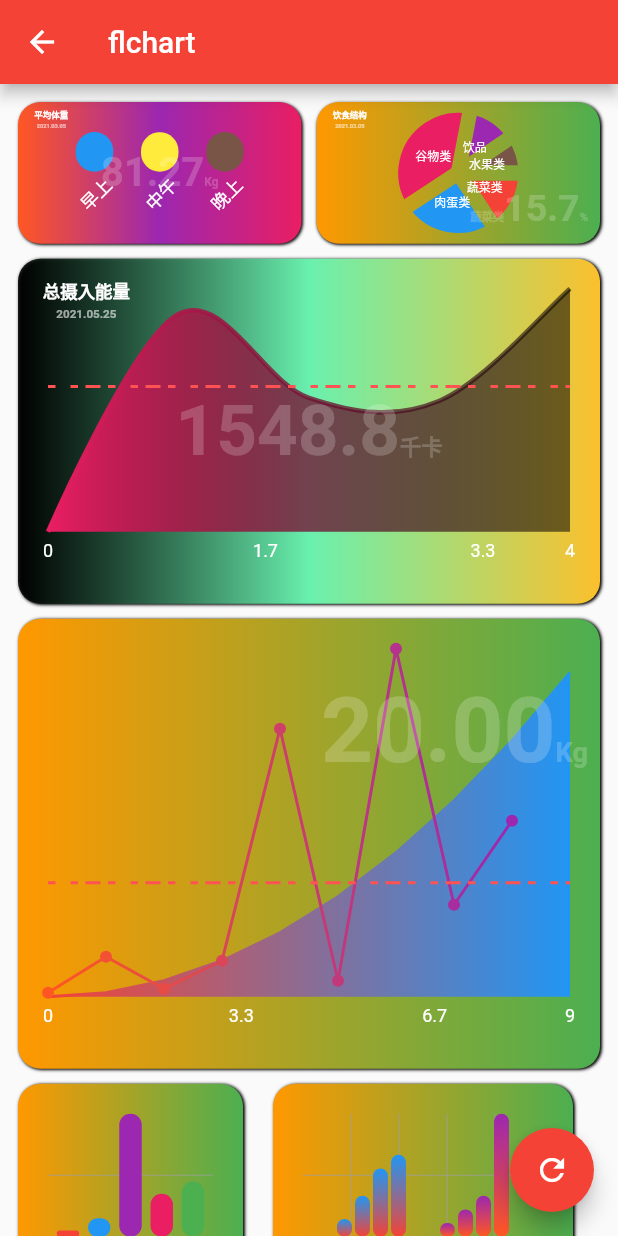
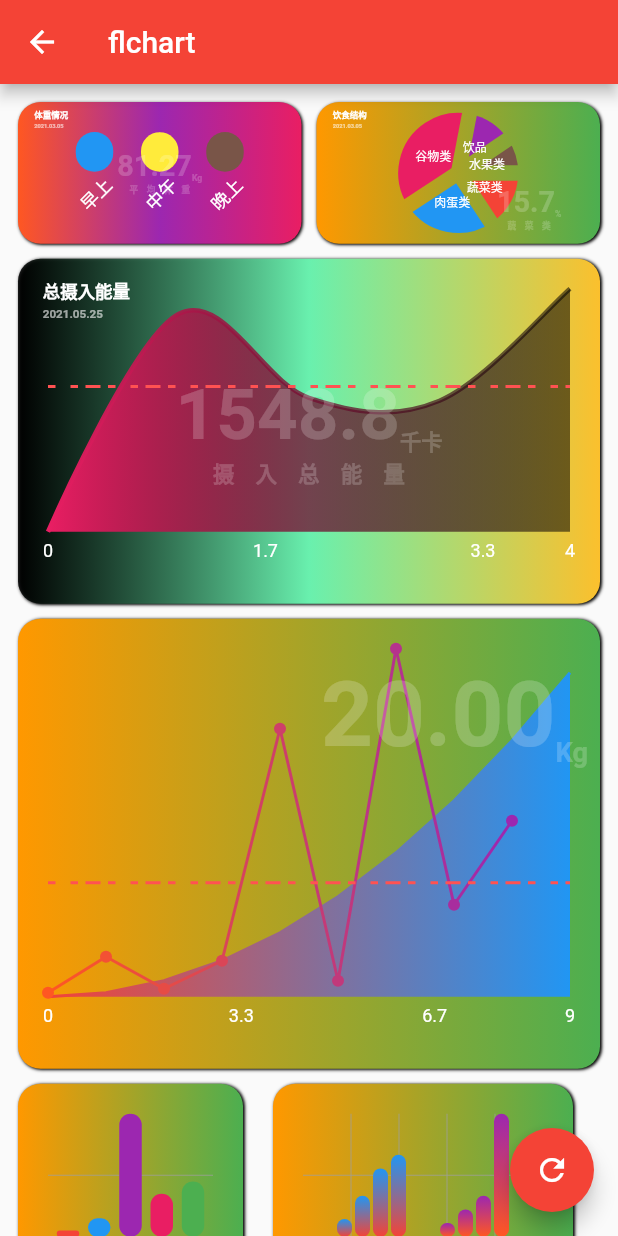
Before and after one commit to youht88/eflutter, a Flutter app: the FlchartView screen opened by its route, on a phone screen of 412 x 824 dp. Run offline on Flutter 3.47's test engine with Material 2 defaults, Android fonts, the phone set to English and light mode, and no system bars; drawn by our look-alikes of fl_chart; our stand-ins replace flutter_svg, font_awesome_flutter, get, get_storage, percent_indicator, qr_flutter and 3 more; missing offline and left inert: auto_size_text_pk, barcode_scan2, crypton, flutter_echarts, matrix4_transform, steel_crypt; accounts and stored records are empty.

Commit message:
beautify ReportWidget

```diff
--- a/lib/comm/components/reportWidget/reportWidget_screen.dart
+++ b/lib/comm/components/reportWidget/reportWidget_screen.dart
@@ -46,7 +46,7 @@ class ReportWidget extends GetView<ReportWidgetController> {
                       //color: Colors.grey,
                       child: FittedBox(
                         child: Column(
-                          //crossAxisAlignment: CrossAxisAlignment.start,
+                          crossAxisAlignment: CrossAxisAlignment.start,
                           children: [
                             Text("$title",
                                 style: TextStyle(
@@ -79,27 +79,30 @@ class ReportWidget extends GetView<ReportWidgetController> {
                       child: Padding(
                         padding: const EdgeInsets.all(8.0),
                         child: FittedBox(
-                          child: RichText(
-                              text: TextSpan(children: [
-                            TextSpan(
-                                text: "$type",
+                          child: Column(
+                            children: [
+                              Row(
+                                  crossAxisAlignment: CrossAxisAlignment.end,
+                                  children: [
+                                    Text("$value",
+                                        style: TextStyle(
+                                            color: Colors.white,
+                                            fontSize: 40,
+                                            fontWeight: FontWeight.bold)),
+                                    Text("$unit",
                                         style: TextStyle(
                                             color: Colors.white,
                                             fontSize: 12,
                                             fontWeight: FontWeight.bold)),
-                            TextSpan(
-                                text: "$value",
-                                style: TextStyle(
-                                    color: Colors.white,
-                                    fontSize: 40,
-                                    fontWeight: FontWeight.bold)),
-                            TextSpan(
-                                text: "$unit",
+                                  ]),
+                              Text("$type",
                                   style: TextStyle(
                                       color: Colors.white,
                                       fontSize: 12,
+                                      letterSpacing: 12,
                                       fontWeight: FontWeight.bold)),
-                          ])),
+                            ],
+                          ),
                         ),
                       ),
                     ),
--- a/lib/pages/flchart.dart
+++ b/lib/pages/flchart.dart
@@ -77,9 +77,9 @@ class FlchartView extends StatelessWidget {
                                         data: [c.data1],
                                         colors: [c.data1_colors],
                                         titles: c.data1_titles),
-                                    title: "平均体重",
+                                    title: "体重情况",
                                     subTitle: "2021.03.05",
-                                    type: '',
+                                    type: '平均体重',
                                     value: MathUtil.stat(x.data1)["avg"]!
                                         .toPrecision(2)
                                         .toString(),
@@ -153,7 +153,7 @@ class FlchartView extends StatelessWidget {
                               [Colors.pink, Colors.black54]
                             ],
                             title: ""),
-                        type: '',
+                        type: '摄入总能量',
                         value: MathUtil.stat(
                           c.data3,
                           extra: true,
```
Lines whose indentation alone changed are shown as unchanged.
